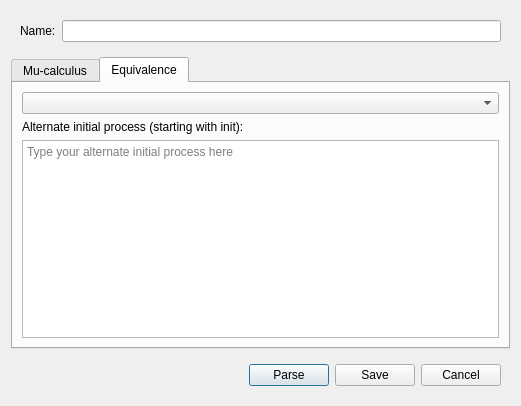
First picture: the form in tools/release/mcrl2ide/addeditpropertydialog.ui, repository mCRL2org/mCRL2, before the edit.
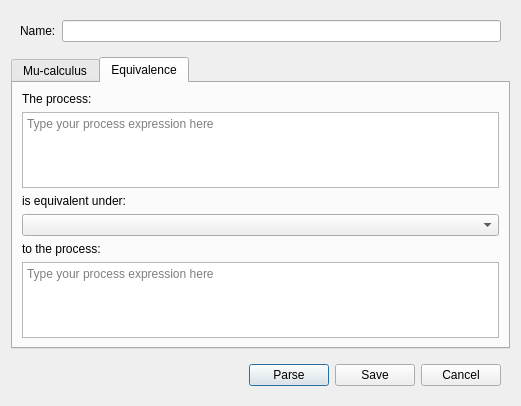
Second picture: the form after the edit. The open tabs and pages were chosen to show the change. Custom widgets are drawn as their Qt base class.

Diff of the .ui file:
```diff
--- a/tools/release/mcrl2ide/addeditpropertydialog.ui
+++ b/tools/release/mcrl2ide/addeditpropertydialog.ui
@@ -61,20 +61,41 @@
        <string>Equivalence</string>
       </attribute>
       <layout class="QVBoxLayout" name="verticalLayout_3">
+       <item>
+        <widget class="QLabel" name="equLabel1">
+         <property name="text">
+          <string>The process:</string>
+         </property>
+        </widget>
+       </item>
+       <item>
+        <widget class="CodeEditor" name="initTextField1">
+         <property name="placeholderText">
+          <string>Type your process expression here</string>
+         </property>
+        </widget>
+       </item>
+       <item>
+        <widget class="QLabel" name="equLabel2">
+         <property name="text">
+          <string>is equivalent under:</string>
+         </property>
+        </widget>
+       </item>
        <item>
         <widget class="EquivalenceComboBox" name="equivalenceComboBox"/>
        </item>
        <item>
         <widget class="QLabel" name="label_3">
          <property name="text">
-          <string>Alternate initial process (starting with init):</string>
+          <string>to the process:</string>
          </property>
         </widget>
        </item>
        <item>
         <widget class="CodeEditor" name="initTextField">
          <property name="placeholderText">
-          <string>Type your alternate initial process here</string>
+          <string>Type your process expression here</string>
          </property>
         </widget>
        </item>
```
Left out of the diff: 12 changed lines with no effect on the pictures.
